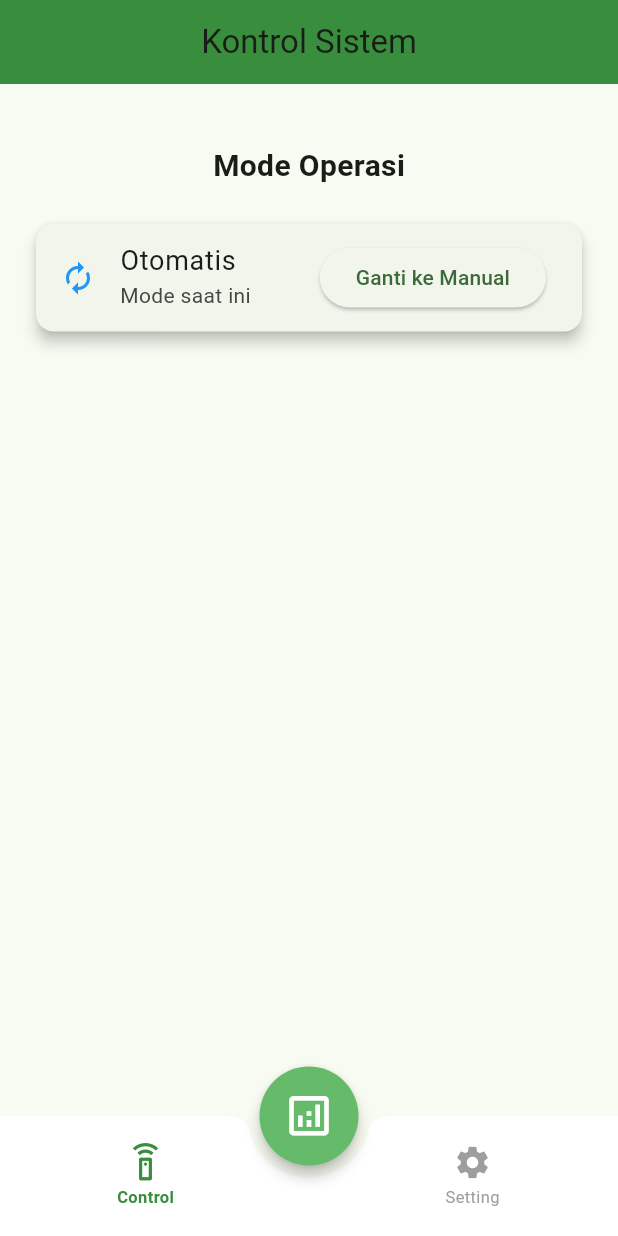
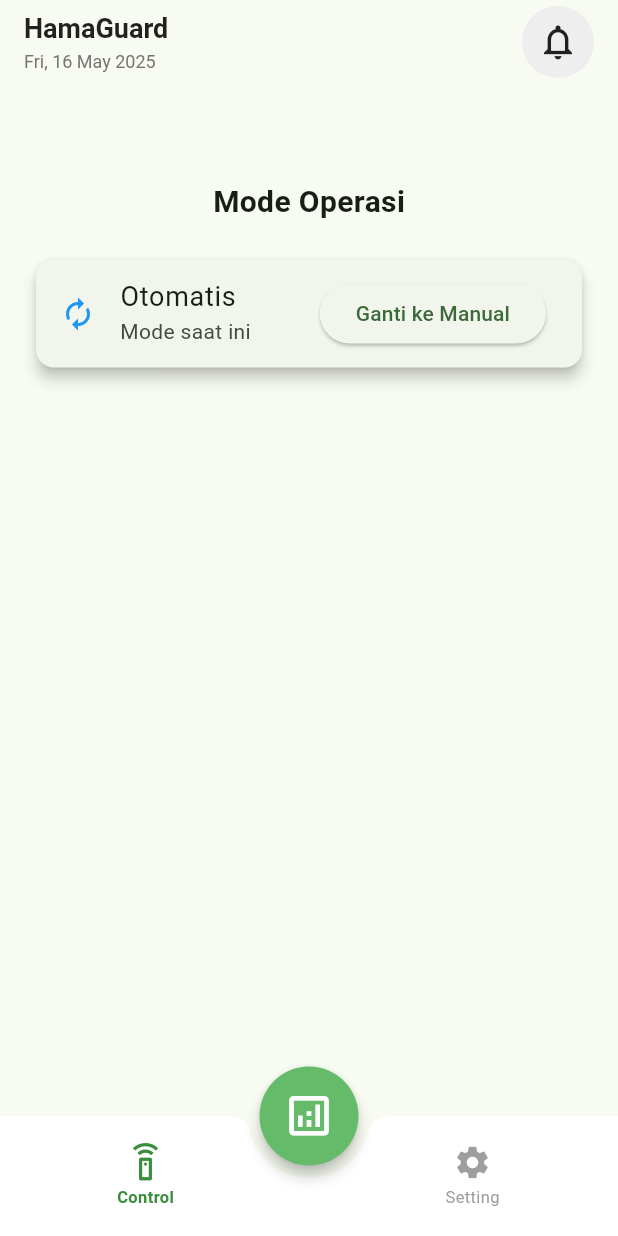
Before and after one commit to IQ1341/HamaGuardApp, a Flutter app: the screen it shows after launch, after a tap on "Control", on a phone screen of 412 x 824 dp. Run offline on Flutter 3.47's test engine with Material 3 defaults, Android fonts, the light colour scheme and no system bars.

Commit message:
updaet costum header

```diff
--- a/lib/screens/control/control_screen.dart
+++ b/lib/screens/control/control_screen.dart
@@ -1,4 +1,5 @@
 import 'package:flutter/material.dart';
+import '../../widgets/costum_header.dart';
 
 class ControlScreen extends StatefulWidget {
   const ControlScreen({super.key});
@@ -26,10 +27,8 @@ class _ControlScreenState extends State<ControlScreen> {
   @override
   Widget build(BuildContext context) {
     return Scaffold(
-      appBar: AppBar(
-        title: const Text('Kontrol Sistem'),
-        backgroundColor: Colors.green[700],
-        centerTitle: true,
+      appBar: const CustomHeader(
+        deviceName: 'HamaGuard', // ini wajib diisi
       ),
       body: Padding(
         padding: const EdgeInsets.all(20),
--- a/lib/screens/dashboard/dashboard_screen.dart
+++ b/lib/screens/dashboard/dashboard_screen.dart
@@ -1,6 +1,7 @@
 import 'dart:math';
 import 'package:flutter/material.dart';
 import '../../widgets/thermal_grid.dart';
+import '../../widgets/costum_header.dart';
 
 class DashboardScreen extends StatelessWidget {
   const DashboardScreen({super.key});
@@ -19,6 +20,9 @@ class DashboardScreen extends StatelessWidget {
 
     return Scaffold(
       backgroundColor: Colors.grey[100],
+      appBar: const CustomHeader(
+        deviceName: 'HamaGuard', // ini wajib diisi
+      ),
       body: SingleChildScrollView(
         padding: const EdgeInsets.all(16.0),
         child: Column(
@@ -26,7 +30,8 @@ class DashboardScreen extends StatelessWidget {
             // Thermal Sensor dalam Card
             Card(
               elevation: 4,
-              shape: RoundedRectangleBorder(borderRadius: BorderRadius.circular(16)),
+              shape: RoundedRectangleBorder(
+                  borderRadius: BorderRadius.circular(16)),
               child: Padding(
                 padding: const EdgeInsets.all(16.0),
                 child: Column(
@@ -84,24 +89,6 @@ class DashboardScreen extends StatelessWidget {
               icon: Icons.speaker,
               color: Colors.green,
             ),
-
-            const SizedBox(height: 20),
-
-            // Tombol pengusir manual
-            ElevatedButton.icon(
-              onPressed: () {
-                ScaffoldMessenger.of(context).showSnackBar(
-                  const SnackBar(content: Text('Fitur pengusir manual belum tersedia')),
-                );
-              },
-              icon: const Icon(Icons.play_arrow),
-              label: const Text('Aktifkan Pengusir Manual'),
-              style: ElevatedButton.styleFrom(
-                backgroundColor: Colors.green[700],
-                minimumSize: const Size.fromHeight(48),
-                shape: RoundedRectangleBorder(borderRadius: BorderRadius.circular(12)),
-              ),
-            ),
           ],
         ),
       ),
--- /dev/null
+++ b/lib/widgets/costum_header.dart
@@ -0,0 +1,115 @@
+import 'package:flutter/material.dart';
+import 'package:intl/intl.dart';
+
+class CustomHeader extends StatefulWidget implements PreferredSizeWidget {
+  final String deviceName;
+  final VoidCallback? onNotificationTap;
+
+  const CustomHeader({
+    super.key,
+    required this.deviceName,
+    this.onNotificationTap,
+  });
+
+  @override
+  Size get preferredSize => const Size.fromHeight(kToolbarHeight + 24);
+
+  @override
+  State<CustomHeader> createState() => _CustomHeaderState();
+}
+
+class _CustomHeaderState extends State<CustomHeader> {
+  late String _dateString;
+  late final ticker;
+
+  @override
+  void initState() {
+    super.initState();
+    _updateDate();
+    // Update setiap hari (atau bisa sesuaikan interval jika perlu)
+    ticker = Stream.periodic(const Duration(minutes: 1)).listen((_) {
+      if (mounted) {
+        _updateDate();
+      }
+    });
+  }
+
+  void _updateDate() {
+    final now = DateTime.now();
+    // Format hanya tanggal: Contoh "Fri, 16 May 2025"
+    final formatted = DateFormat('EEE, dd MMM yyyy').format(now);
+    setState(() {
+      _dateString = formatted;
+    });
+  }
+
+  @override
+  void dispose() {
+    ticker.cancel();
+    super.dispose();
+  }
+
+  @override
+  Widget build(BuildContext context) {
+    return AppBar(
+      backgroundColor: Colors.transparent,
+      elevation: 0,
+      automaticallyImplyLeading: false,
+      titleSpacing: 16,
+      title: Row(
+        crossAxisAlignment: CrossAxisAlignment.center,
+        children: [
+          // Nama alat dan tanggal di kiri
+          Padding(
+            padding: const EdgeInsets.only(right: 8.0),
+            child: Column(
+              crossAxisAlignment: CrossAxisAlignment.start,
+              mainAxisSize: MainAxisSize.min,
+              children: [
+                Text(
+                  widget.deviceName,
+                  style: const TextStyle(
+                    fontSize: 18,
+                    fontWeight: FontWeight.w600,
+                    color: Colors.black87,
+                  ),
+                ),
+                const SizedBox(height: 4),
+                Text(
+                  _dateString,
+                  style: TextStyle(
+                    fontSize: 12,
+                    color: Colors.grey[600],
+                    height: 1.2,
+                  ),
+                ),
+              ],
+            ),
+          ),
+
+          const Spacer(),
+
+          // Lonceng dalam lingkaran abu-abu lembut
+          Padding(
+            padding: const EdgeInsets.only(left: 8.0),
+            child: Material(
+              color: Colors.grey.shade200,
+              shape: const CircleBorder(),
+              child: IconButton(
+                padding: const EdgeInsets.all(8),
+                icon: const Icon(Icons.notifications_none, color: Colors.black87, size: 28),
+                onPressed: widget.onNotificationTap ??
+                    () {
+                      ScaffoldMessenger.of(context).showSnackBar(
+                        const SnackBar(content: Text('Notifikasi belum tersedia')),
+                      );
+                    },
+                splashRadius: 24,
+              ),
+            ),
+          ),
+        ],
+      ),
+    );
+  }
+}
--- a/pubspec.yaml
+++ b/pubspec.yaml
@@ -30,6 +30,9 @@ environment:
 dependencies:
   flutter:
     sdk: flutter
+
+  intl: ^0.18.0
+
 
   # The following adds the Cupertino Icons font to your application.
   # Use with the CupertinoIcons class for iOS style icons.
```
Also changed, not shown: pubspec.lock.
